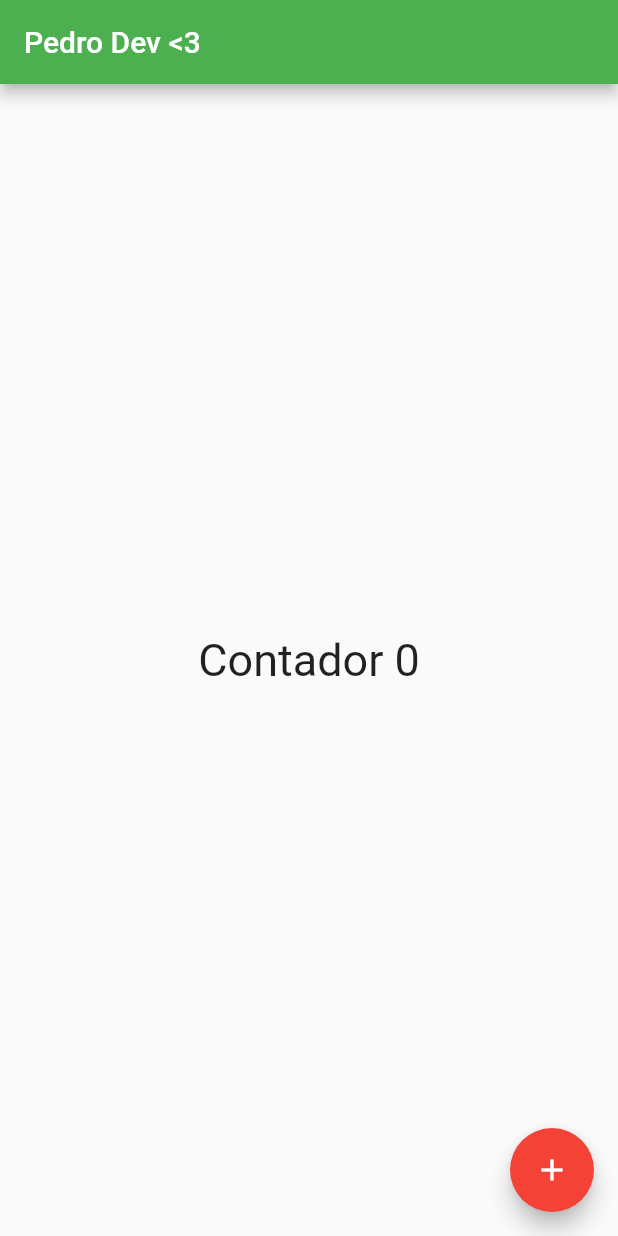
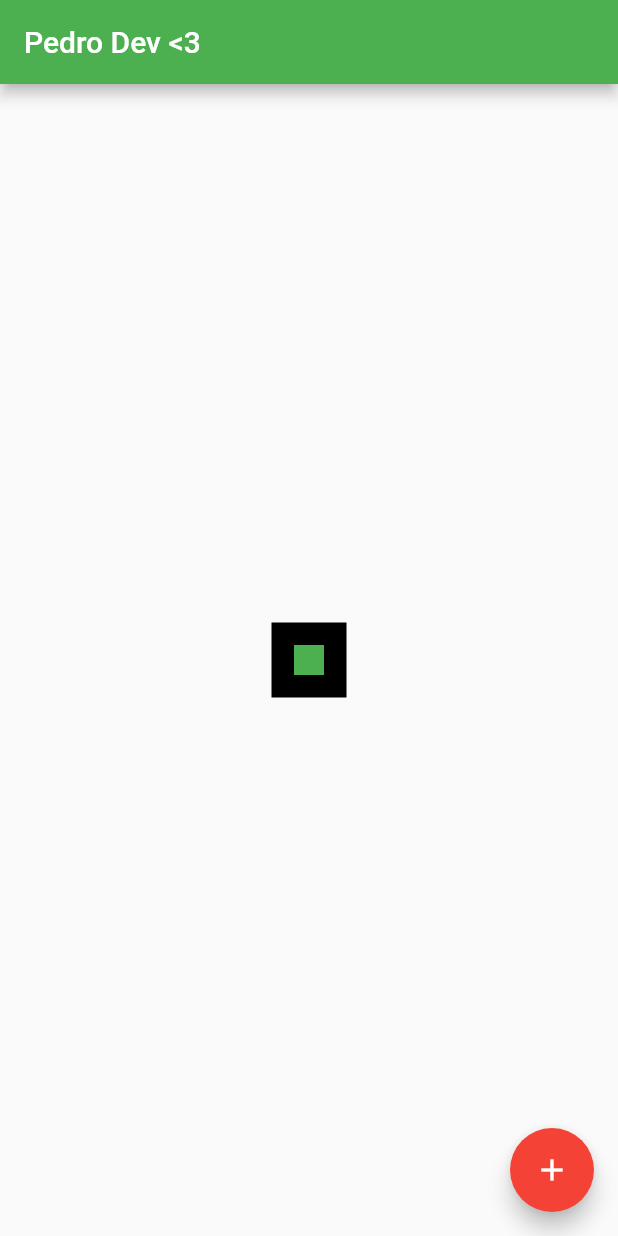
Before and after one commit to 1pedr1N/learningFlutter, a Flutter app: the screen it shows after launch, on a phone screen of 412 x 824 dp. Run offline on Flutter 3.47's test engine with Material 2 defaults, Android fonts, the phone set to English and light mode, and no system bars.

Commit message:
class 11

```diff
--- a/lib/home_page.dart
+++ b/lib/home_page.dart
@@ -17,17 +17,20 @@ class HomePageState extends State<HomePage> {
         title: Text('Pedro Dev <3'),
       ),
       body: Center(
-          child: GestureDetector(
-        child: Text(
-          'Contador $counter',
-          style: TextStyle(fontSize: 30),
+        child: Container(
+          height: 50,
+          width: 50,
+          color: Colors.black,
+          child: Align(
+            alignment: Alignment.center,
+            child: Container(
+              height: 20,
+              width: 20,
+              color: Colors.green,
+            ),
+          ),
         ),
-        onTap: () {
-          setState(() {
-            counter++;
-          });
-        },
-      )),
+      ),
       floatingActionButton: FloatingActionButton(
         child: Icon(Icons.add),
         onPressed: () {
```
